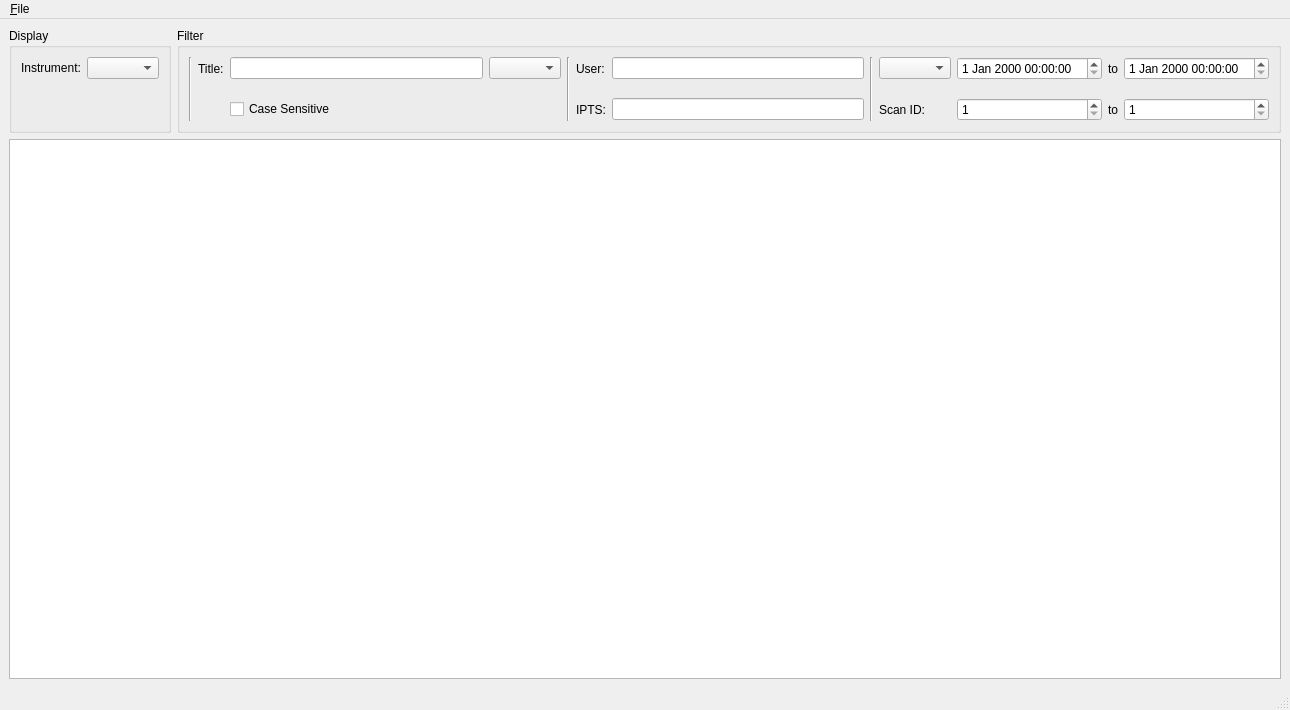
Before: the Qt Designer form journal_design.ui in marshallmcdonnell/journals, drawn with Qt 5.
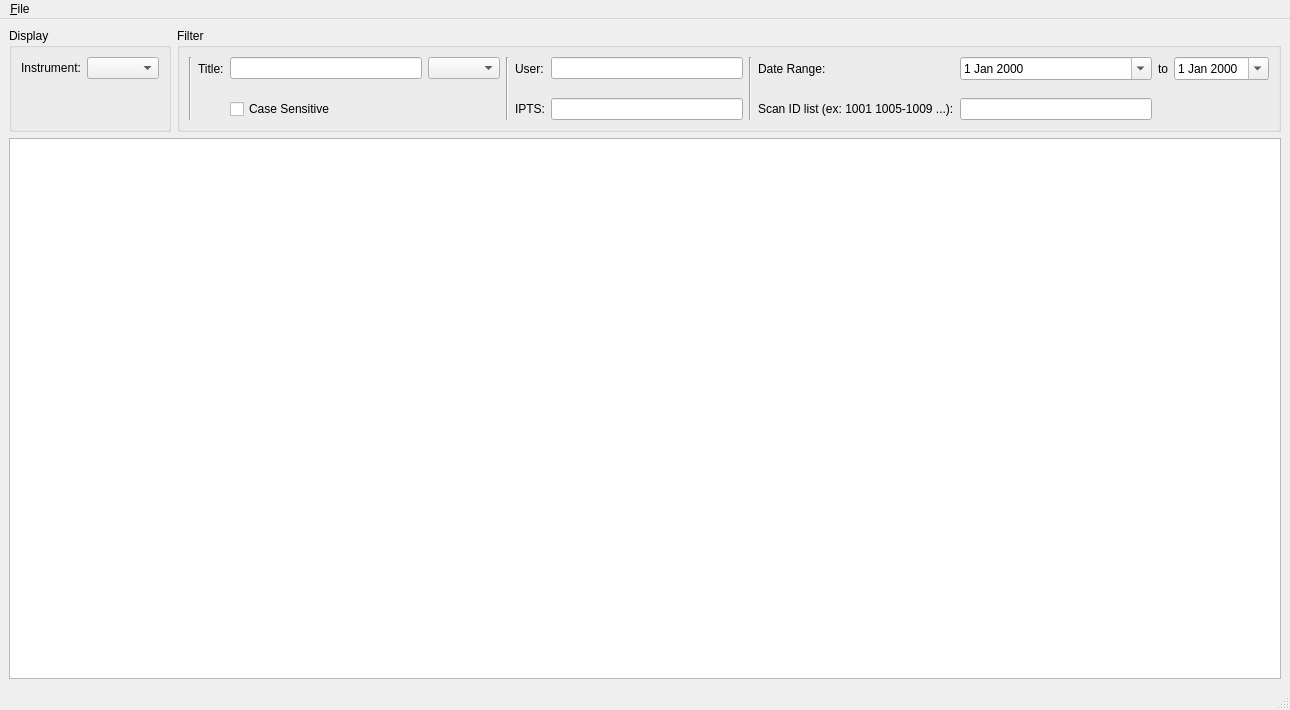
After: the same form once the commit is applied.

Commit message: Have the multi-filter working with journal-view.py now.

Diff of the .ui file:
```diff
--- a/journal_design.ui
+++ b/journal_design.ui
@@ -93,16 +93,6 @@
          </property>
         </widget>
        </item>
-       <item row="0" column="8">
-        <widget class="QComboBox" name="dateComboBox">
-         <property name="focusPolicy">
-          <enum>Qt::WheelFocus</enum>
-         </property>
-        </widget>
-       </item>
-       <item row="0" column="9">
-        <widget class="QDateTimeEdit" name="dateTimeEdit"/>
-       </item>
        <item row="0" column="10">
         <widget class="QLabel" name="dateToLabel">
          <property name="text">
@@ -113,9 +103,6 @@
          </property>
         </widget>
        </item>
-       <item row="0" column="11">
-        <widget class="QDateTimeEdit" name="dateTimeEdit_2"/>
-       </item>
        <item row="3" column="2">
         <widget class="QCheckBox" name="titleCaseCheckBox">
          <property name="text">
@@ -136,46 +123,37 @@
        <item row="3" column="8">
         <widget class="QLabel" name="scanLabel">
          <property name="text">
-          <string>Scan ID:</string>
-         </property>
-         <property name="buddy">
-          <cstring>scanStartSpinBox</cstring>
-         </property>
-        </widget>
-       </item>
-       <item row="3" column="9">
-        <widget class="QSpinBox" name="scanStartSpinBox">
-         <property name="minimum">
-          <number>1</number>
-         </property>
-         <property name="maximum">
-          <number>99999</number>
-         </property>
-        </widget>
-       </item>
-       <item row="3" column="10">
-        <widget class="QLabel" name="scanToLabel">
-         <property name="text">
-          <string>to</string>
-         </property>
-         <property name="textFormat">
-          <enum>Qt::LogText</enum>
-         </property>
-        </widget>
-       </item>
-       <item row="3" column="11">
-        <widget class="QSpinBox" name="scanStopSpinBox">
-         <property name="minimum">
-          <number>1</number>
-         </property>
-         <property name="maximum">
-          <number>99999</number>
+          <string>Scan ID list (ex: 1001 1005-1009 ...):</string>
          </property>
         </widget>
        </item>
        <item row="0" column="3">
         <widget class="QComboBox" name="titleSyntaxComboBox"/>
        </item>
+       <item row="0" column="8">
+        <widget class="QLabel" name="dateRangeLabel">
+         <property name="text">
+          <string>Date Range:</string>
+         </property>
+        </widget>
+       </item>
+       <item row="0" column="9">
+        <widget class="QDateEdit" name="dateStart">
+         <property name="calendarPopup">
+          <bool>true</bool>
+         </property>
+        </widget>
+       </item>
+       <item row="0" column="11">
+        <widget class="QDateEdit" name="dateEnd">
+         <property name="calendarPopup">
+          <bool>true</bool>
+         </property>
+        </widget>
+       </item>
+       <item row="3" column="9">
+        <widget class="QLineEdit" name="scanLineEdit"/>
+       </item>
       </layout>
       <zorder>titleLineEdit</zorder>
       <zorder>titleLabel</zorder>
@@ -199,7 +177,7 @@
      </widget>
     </item>
     <item row="1" column="0" colspan="2">
-     <widget class="QTableView" name="tableView"/>
+     <widget class="QTreeView" name="treeView"/>
     </item>
    </layout>
   </widget>
```
Left out of the diff: 10 changed lines with no effect on the pictures. The commit also changes 8 other files.
